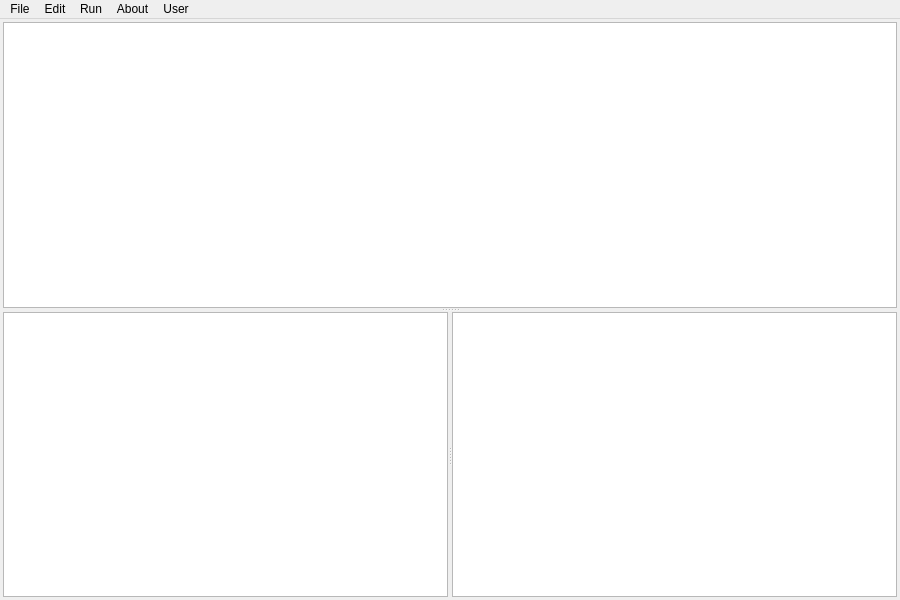
DeepAQ/BFClient-Qt, file mainwindow.ui: the form before one commit.
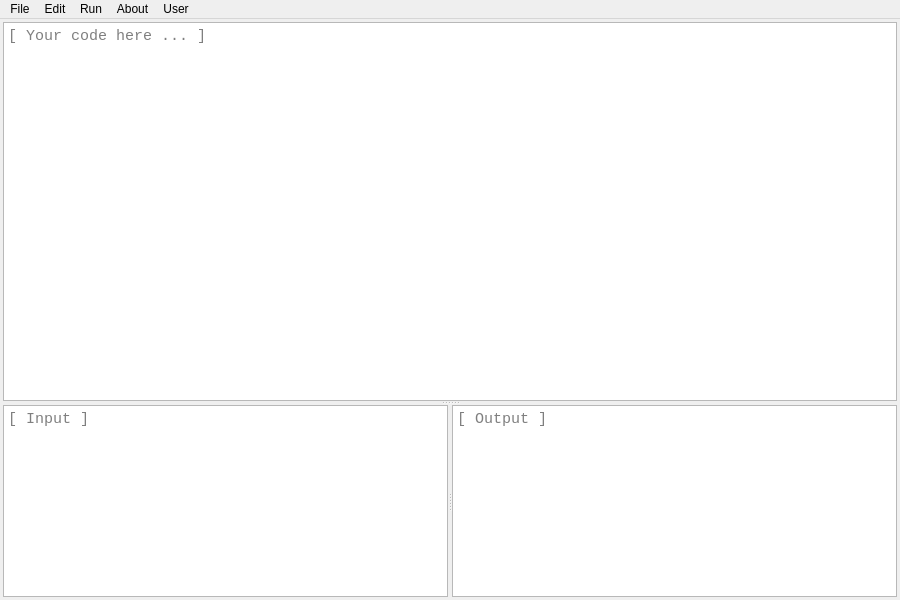
The form after the commit.

The edit to the form file:
```diff
--- a/mainwindow.ui
+++ b/mainwindow.ui
@@ -39,14 +39,29 @@
        <enum>Qt::Vertical</enum>
       </property>
       <widget class="QPlainTextEdit" name="editCode">
+       <property name="sizePolicy">
+        <sizepolicy hsizetype="Expanding" vsizetype="Expanding">
+         <horstretch>0</horstretch>
+         <verstretch>1</verstretch>
+        </sizepolicy>
+       </property>
        <property name="font">
         <font>
          <family>Consolas</family>
          <pointsize>11</pointsize>
         </font>
        </property>
+       <property name="placeholderText">
+        <string>[ Your code here ... ]</string>
+       </property>
       </widget>
       <widget class="QSplitter" name="splitter">
+       <property name="sizePolicy">
+        <sizepolicy hsizetype="Expanding" vsizetype="Expanding">
+         <horstretch>0</horstretch>
+         <verstretch>0</verstretch>
+        </sizepolicy>
+       </property>
        <property name="orientation">
         <enum>Qt::Horizontal</enum>
        </property>
@@ -57,6 +72,9 @@
           <pointsize>11</pointsize>
          </font>
         </property>
+        <property name="placeholderText">
+         <string>[ Input ]</string>
+        </property>
        </widget>
        <widget class="QTextEdit" name="editOutput">
         <property name="font">
@@ -68,6 +86,16 @@
         <property name="readOnly">
          <bool>true</bool>
         </property>
+        <property name="html">
+         <string>&lt;!DOCTYPE HTML PUBLIC &quot;-//W3C//DTD HTML 4.0//EN&quot; &quot;http://www.w3.org/TR/REC-html40/strict.dtd&quot;&gt;
+&lt;html&gt;&lt;head&gt;&lt;meta name=&quot;qrichtext&quot; content=&quot;1&quot; /&gt;&lt;style type=&quot;text/css&quot;&gt;
+p, li { white-space: pre-wrap; }
+&lt;/style&gt;&lt;/head&gt;&lt;body style=&quot; font-family:'Consolas'; font-size:11pt; font-weight:400; font-style:normal;&quot;&gt;
+&lt;p style=&quot;-qt-paragraph-type:empty; margin-top:0px; margin-bottom:0px; margin-left:0px; margin-right:0px; -qt-block-indent:0; text-indent:0px;&quot;&gt;&lt;br /&gt;&lt;/p&gt;&lt;/body&gt;&lt;/html&gt;</string>
+        </property>
+        <property name="placeholderText">
+         <string>[ Output ]</string>
+        </property>
        </widget>
       </widget>
      </widget>
```
Left out of the diff: 30 changed lines with no effect on the pictures.
